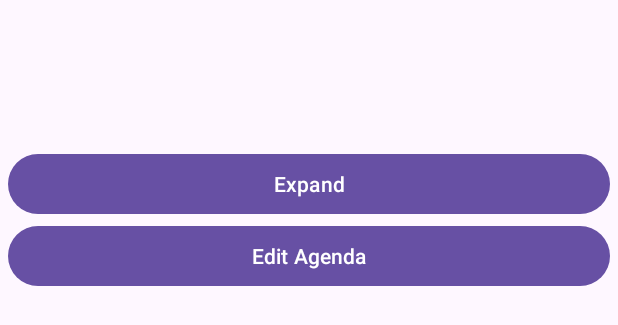
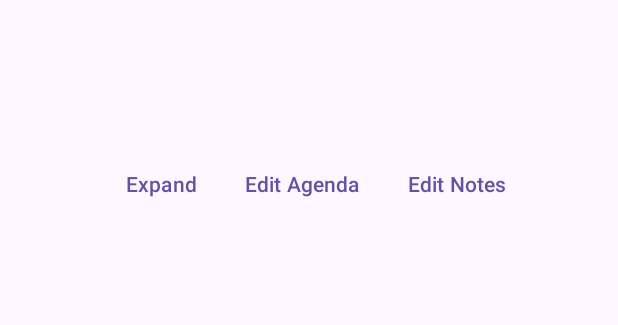
Before and after one commit to espencer127/TherapyNotesTracker, an Android app: the layout session_item.xml on its own in the app's theme, with its tools: preview values and no code run, on a phone screen of 412 x 824 dp. Shown: the top 325 px of the screen. Run offline under Robolectric (Android 15) with nearby library versions, the phone set to English and light mode, and no system bars.

Commit message:
created 'edit notes' screen

```diff
--- a/app/src/main/java/com/spencer/therapynotestracker/database/SessionDao.java
+++ b/app/src/main/java/com/spencer/therapynotestracker/database/SessionDao.java
@@ -42,5 +42,8 @@ public interface SessionDao {
     void updateSession(String date, String newAgenda, String newNotes, String newTherapist);
 
     @Query("UPDATE session_table SET agenda = :newAgenda WHERE date = :date")
-    void updateSession(String date, String newAgenda);
+    void updateSessionAgenda(String date, String newAgenda);
+
+    @Query("UPDATE session_table SET notes = :newNotes WHERE date = :date")
+    void updateSessionNotes(String date, String newNotes);
 }
--- a/app/src/main/java/com/spencer/therapynotestracker/sessionlist/SelectListener.java
+++ b/app/src/main/java/com/spencer/therapynotestracker/sessionlist/SelectListener.java
@@ -6,4 +6,6 @@ public interface SelectListener {
     void onExpandButtonClicked(Session session);
 
     void onEditAgendaButtonClicked(Session session);
+
+    void onEditNotesButtonClicked(Session session);
 }
--- a/app/src/main/res/layout/session_item.xml
+++ b/app/src/main/res/layout/session_item.xml
@@ -13,8 +13,8 @@
         android:orientation="vertical"
         app:layout_constraintTop_toTopOf="parent"
         app:layout_constraintStart_toStartOf="parent"
-        app:layout_constraintEnd_toStartOf="parent"
-        app:layout_constraintBottom_toBottomOf="parent">
+        app:layout_constraintEnd_toEndOf="parent"
+        app:layout_constraintBottom_toTopOf="@id/sessionButtonsLinearLayout">
 
         <TextView
             android:id="@+id/sessionDate"
@@ -44,23 +44,51 @@
             app:layout_constraintEnd_toStartOf="@id/myButton"
             android:textSize="16sp" />
 
+    </LinearLayout>
+
+    <LinearLayout
+        android:id="@+id/sessionButtonsLinearLayout"
+        style="?android:attr/buttonBarStyle"
+        android:layout_width="wrap_content"
+        android:layout_height="wrap_content"
+        android:orientation="horizontal"
+        app:layout_constraintTop_toBottomOf="@id/sessionLinearLayout"
+        app:layout_constraintStart_toStartOf="parent"
+        app:layout_constraintEnd_toEndOf="parent"
+        app:layout_constraintBottom_toBottomOf="parent">
+
         <Button
             android:id="@+id/myButton"
-            android:layout_width="match_parent"
-            android:layout_height="match_parent"
+            style="?android:attr/buttonBarButtonStyle"
+            android:layout_width="wrap_content"
+            android:layout_height="wrap_content"
             app:layout_constraintTop_toTopOf="parent"
-            app:layout_constraintEnd_toEndOf="parent"
+            app:layout_constraintStart_toStartOf="parent"
+            app:layout_constraintEnd_toStartOf="@id/EditAgendaButton"
             app:layout_constraintBottom_toBottomOf="parent"
-            android:text="@string/expand"/>
+            android:text="@string/expand" />
 
         <Button
             android:id="@+id/EditAgendaButton"
-            android:layout_width="match_parent"
-            android:layout_height="match_parent"
+            style="?android:attr/buttonBarButtonStyle"
+            android:layout_width="wrap_content"
+            android:layout_height="wrap_content"
             app:layout_constraintTop_toTopOf="parent"
+            app:layout_constraintStart_toEndOf="@id/myButton"
+            app:layout_constraintEnd_toStartOf="@id/EditNotesButton"
+            app:layout_constraintBottom_toBottomOf="parent"
+            android:text="@string/edit_agenda"/>
+
+        <Button
+            android:id="@+id/EditNotesButton"
+            style="?android:attr/buttonBarButtonStyle"
+            android:layout_width="wrap_content"
+            android:layout_height="wrap_content"
+            app:layout_constraintTop_toTopOf="parent"
+            app:layout_constraintStart_toEndOf="@id/EditAgendaButton"
             app:layout_constraintEnd_toEndOf="parent"
             app:layout_constraintBottom_toBottomOf="parent"
-            android:text="Edit Agenda"/>
+            android:text="@string/edit_notes"/>
 
     </LinearLayout>
 </androidx.constraintlayout.widget.ConstraintLayout>
--- a/app/src/main/res/values/strings.xml
+++ b/app/src/main/res/values/strings.xml
@@ -19,4 +19,6 @@
     <string name="export_data">Export Data</string>
     <string name="import_data">Import Data</string>
     <string name="print">Print</string>
+    <string name="edit_agenda">Edit Agenda</string>
+    <string name="edit_notes">Edit Notes</string>
 </resources>
```
Also changed, not shown: app/src/main/java/com/spencer/therapynotestracker/database/SessionRepository.java (+9 -2 lines), app/src/main/java/com/spencer/therapynotestracker/edit/ActiveSessionViewModel.java (+6 -2 lines), app/src/main/java/com/spencer/therapynotestracker/edit/sessionagenda/SessionEditAgendaFragment.java (+1 -17 lines), app/src/main/java/com/spencer/therapynotestracker/edit/sessionnotes/SessionEditNotesFragment.java (added, +79 -0 lines), app/src/main/java/com/spencer/therapynotestracker/sessionlist/SessionListAdapter.java (+9 -0 lines), app/src/main/java/com/spencer/therapynotestracker/sessionlist/SessionListFragment.java (+8 -1 lines), app/src/main/res/layout/fragment_session_notes_edit.xml (added, +40 -0 lines), app/src/main/res/navigation/nav_graph.xml (+13 -0 lines), 3 other files.
